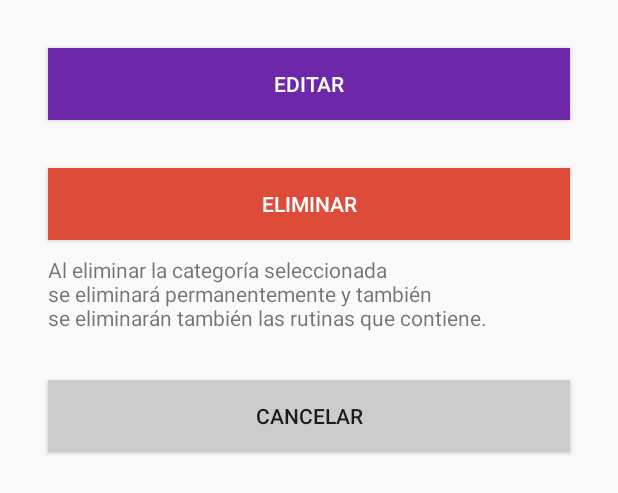
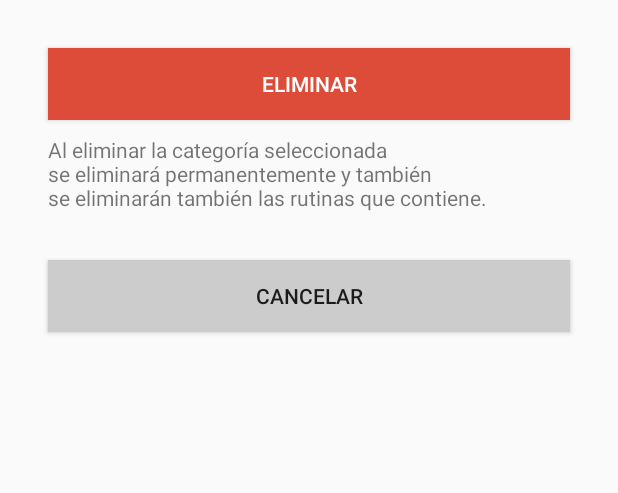
Before and after one commit to raquelmgv/kalendaro, an Android app: the layout popup_delete_item.xml on its own in the app's theme, with its tools: preview values and no code run, on a phone screen of 412 x 824 dp. Shown: the top 493 px of the screen. Run offline under Robolectric (Android 15) with nearby library versions, the phone set to English and light mode, and no system bars.

```diff
--- a/app/src/main/res/layout/popup_delete_item.xml
+++ b/app/src/main/res/layout/popup_delete_item.xml
@@ -6,35 +6,21 @@
     android:layout_width="match_parent"
     android:layout_height="match_parent">
 
-    <Button
-        android:id="@+id/button_editar"
-        android:layout_width="match_parent"
-        android:layout_height="wrap_content"
-        android:layout_marginStart="32dp"
-        android:layout_marginTop="32dp"
-        android:layout_marginEnd="32dp"
-        android:background="@color/colorPrimaryDark"
-        android:textColor="@color/colorWhiteText"
-        android:text="EDITAR"
-        app:layout_constraintEnd_toEndOf="parent"
-        app:layout_constraintHorizontal_bias="1.0"
-        app:layout_constraintStart_toStartOf="parent"
-        app:layout_constraintTop_toTopOf="parent" />
 
     <Button
         android:id="@+id/button_eliminar"
         android:layout_width="match_parent"
         android:layout_height="wrap_content"
+        android:layout_marginTop="32dp"
         android:layout_marginStart="32dp"
-        android:layout_marginTop="32dp"
         android:layout_marginEnd="32dp"
         android:background="@color/colorGooglePlus"
+        android:text="ELIMINAR"
         android:textColor="@color/colorWhiteText"
-        android:text="ELIMINAR"
         app:layout_constraintEnd_toEndOf="parent"
         app:layout_constraintHorizontal_bias="1.0"
         app:layout_constraintStart_toStartOf="parent"
-        app:layout_constraintTop_toBottomOf="@+id/button_editar" />
+        app:layout_constraintTop_toTopOf="parent" />
 
     <TextView
         android:id="@+id/textView_popup_delete"
--- a/app/src/main/res/menu/menu.xml
+++ b/app/src/main/res/menu/menu.xml
@@ -3,7 +3,7 @@
     android:icon = "@drawable/ic_menu_black_24dp"
     >
     <item android:id="@+id/graficas"
-        android:title="@string/menu_graficas_estados_animo"/>
+        android:title="@string/menu_graficas"/>
     <item android:id="@+id/logOut"
         android:title="@string/menu_log_out"/>
 
--- a/app/src/main/res/values/strings.xml
+++ b/app/src/main/res/values/strings.xml
@@ -23,7 +23,11 @@
     <string name="menu_configuracion">Configuración</string>
     <string name="menu_editar_perfil">Editar Perfil</string>
     <string name="menu_log_out">Cerrar Sesión</string>
-    <string name="menu_graficas_estados_animo">Estadísticas estados de ánimo</string>
+    <string name="menu_graficas_comer">Estadísticas sobre cómo he comido</string>
+    <string name="menu_graficas_ir_al_baño">Estadísticas sobre cómo he ido al baño</string>
+    <string name="menu_graficas_dormir">Estadísticas sobre cómo he dormido</string>
+    <string name="menu_graficas_estados_animo">Estadísticas de los estados de ánimo</string>
+    <string name="menu_graficas">Estadísticas</string>
     <!--Crear Categoria-->
     <string name="categoria_insert_nombre">Nombre de la categoría</string>
     <string name="categoria_buscar_galeria">GALERÍA</string>
```
Also changed, not shown: app/src/main/java/com/raquelgonzalezvillaescusa/kalendaro/Functions.kt (+8 -5 lines), app/src/main/java/com/raquelgonzalezvillaescusa/kalendaro/activities/ActividadesActivity.kt (+1 -6 lines), app/src/main/java/com/raquelgonzalezvillaescusa/kalendaro/activities/CrearRutinaActivity.kt (+26 -7 lines).
